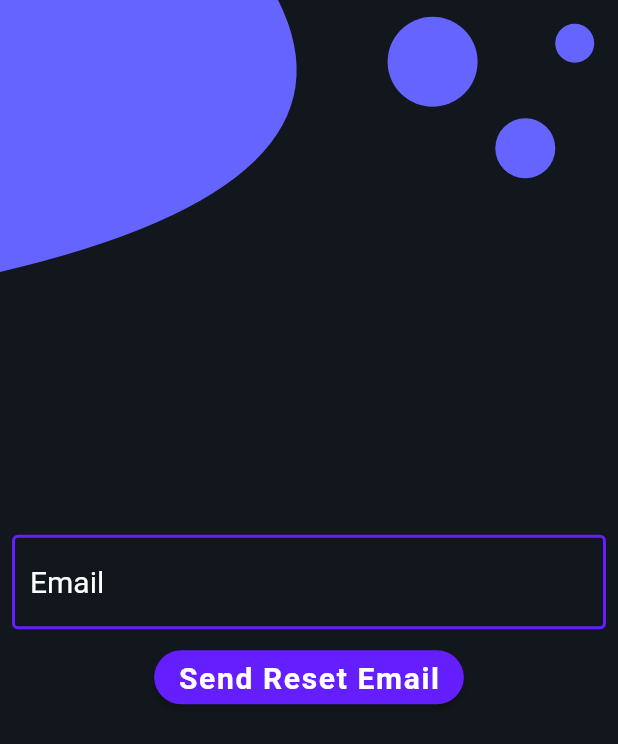
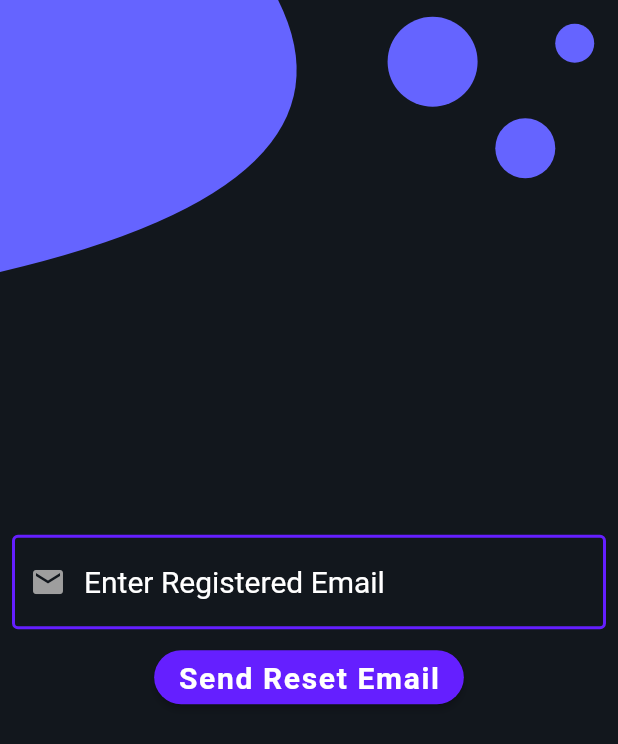
Before and after one commit to avinashkranjan/Friday, a Flutter app: the ResetScreen screen opened directly, after a tap on "Send Reset Email", on a phone screen of 412 x 824 dp. Shown: the top 744 px of the screen. Run offline on Flutter 3.47's test engine with Material 2 defaults, Android fonts, the phone set to English and light mode, and no system bars; our stand-ins replace cloud_firestore, email_validator, firebase_auth, firebase_core, flutter_icons, flutter_svg and 2 more; accounts and stored records are empty.

Commit message:
validate reset email

```diff
--- a/lib/widgets/login_form.dart
+++ b/lib/widgets/login_form.dart
@@ -135,8 +135,8 @@ class _LoginFormState extends State<LoginForm> {
               Align(
                 alignment: Alignment.centerRight,
 
-                child: FlatButton(
-                  padding: EdgeInsets.zero,
+                child: TextButton(
+                  //padding: EdgeInsets.zero,
                   onPressed: () {
                     Navigator.of(context).pushReplacement(MaterialPageRoute(
                         builder: (context) => ResetScreen()));
--- a/lib/widgets/reset_password.dart
+++ b/lib/widgets/reset_password.dart
@@ -1,11 +1,15 @@
 import 'package:class_manager/widgets/onboarding_canvas_design.dart';
 import 'package:firebase_auth/firebase_auth.dart';
 import 'package:flutter/material.dart';
+import 'package:flutter/services.dart';
 import 'package:flutter_svg/flutter_svg.dart';
+import 'package:email_validator/email_validator.dart';
 
 ///Project Local Imports
 import 'package:class_manager/constants.dart';
 import 'package:class_manager/screens/login_page.dart';
+
+enum authProblems { UserNotFound, PasswordNotValid, NetworkError }
 
 class ResetScreen extends StatefulWidget {
   @override
@@ -14,8 +18,9 @@ class ResetScreen extends StatefulWidget {
 
 class _ResetScreenState extends State<ResetScreen> {
   String _email;
+  bool emailValid;
+  String error;
   final auth = FirebaseAuth.instance;
-
 
   @override
   Widget build(BuildContext context) {
@@ -36,14 +41,20 @@ class _ResetScreenState extends State<ResetScreen> {
             Column(
               mainAxisAlignment: MainAxisAlignment.center,
               children: [
-
                 Center(
                   child: Padding(
                     padding: const EdgeInsets.all(8.0),
-                    child: TextField(
+                    child: TextFormField(
                       style: TextStyle(color: Colors.white),
                       keyboardType: TextInputType.emailAddress,
                       decoration: InputDecoration(
+                        prefixIcon: Padding(
+                          padding: EdgeInsets.all(0.0),
+                          child: Icon(
+                            Icons.mail,
+                            color: Colors.grey,
+                          ), // icon is 48px widget.
+                        ),
                         focusedBorder: OutlineInputBorder(
                           borderSide: BorderSide(
                               color: Theme.of(context).accentColor, width: 2.0),
@@ -52,30 +63,45 @@ class _ResetScreenState extends State<ResetScreen> {
                           borderSide: BorderSide(
                               color: Theme.of(context).accentColor, width: 2.0),
                         ),
-                        hintText: 'Email',
-                        hintStyle: TextStyle(fontSize: 20.0, color: Colors.white),
+                        hintText: 'Enter Registered Email',
+                        hintStyle:
+                            TextStyle(fontSize: 20.0, color: Colors.white),
                       ),
                       onChanged: (value) {
                         setState(() {
                           _email = value.trim();
+                          emailValid = RegExp(
+                                  r"^[a-zA-Z0-9.a-zA-Z0-9.!#$%&'*+-/=?^_`{|}~]+@[a-zA-Z0-9]+\.[a-zA-Z]+")
+                              .hasMatch(_email);
                         });
                       },
                     ),
                   ),
                 ),
                 Center(
-
                   child: ElevatedButton(
-
-                style: ElevatedButton.styleFrom(shape: StadiumBorder(),primary:Theme.of(context).accentColor, ),
+                    style: ElevatedButton.styleFrom(
+                      shape: StadiumBorder(),
+                      primary: Theme.of(context).accentColor,
+                    ),
                     onPressed: () {
+                      if (!emailValid) {
+                        var snackBar =
+                            SnackBar(content: Text('Incorrect Email Entered') ,backgroundColor: Colors.red,);
+                        ScaffoldMessenger.of(context).showSnackBar(snackBar);
+                      } else {
                         auth.sendPasswordResetEmail(email: _email);
                         Navigator.push(
                           context,
                           MaterialPageRoute(builder: (_) => LoginPage()),
                         );
-                  var snackBar = SnackBar(content: Text('Password Reset Email Sent Succesfully'));
+                        var snackBar = SnackBar(
+                            content:
+                                Text('Password Reset Email Sent Succesfully'));
                         ScaffoldMessenger.of(context).showSnackBar(snackBar);
+                      }
+
+
                     },
                     child: Text(
                       "Send Reset Email",
@@ -91,7 +117,6 @@ class _ResetScreenState extends State<ResetScreen> {
               ],
             ),
             //SizedBox(height:100000),
-
           ],
         ),
       ),
--- a/pubspec.yaml
+++ b/pubspec.yaml
@@ -20,6 +20,7 @@ dependencies:
   cupertino_icons: ^0.1.3
   cloud_firestore: ^0.16.0
   firebase_auth: ^0.20.0+1
+  email_validator: '^1.0.0'
   google_sign_in:
 
 dev_dependencies:
```
Also changed, not shown: pubspec.lock. Lines whose indentation alone changed are shown as unchanged.
